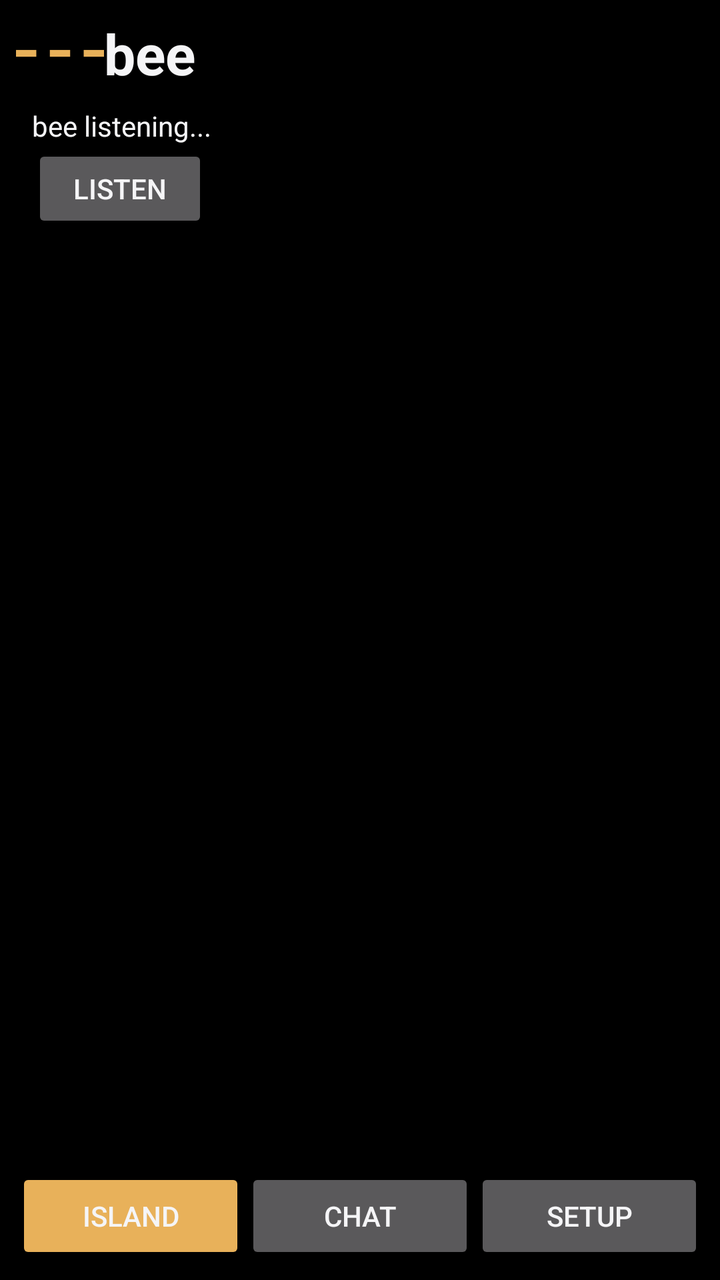
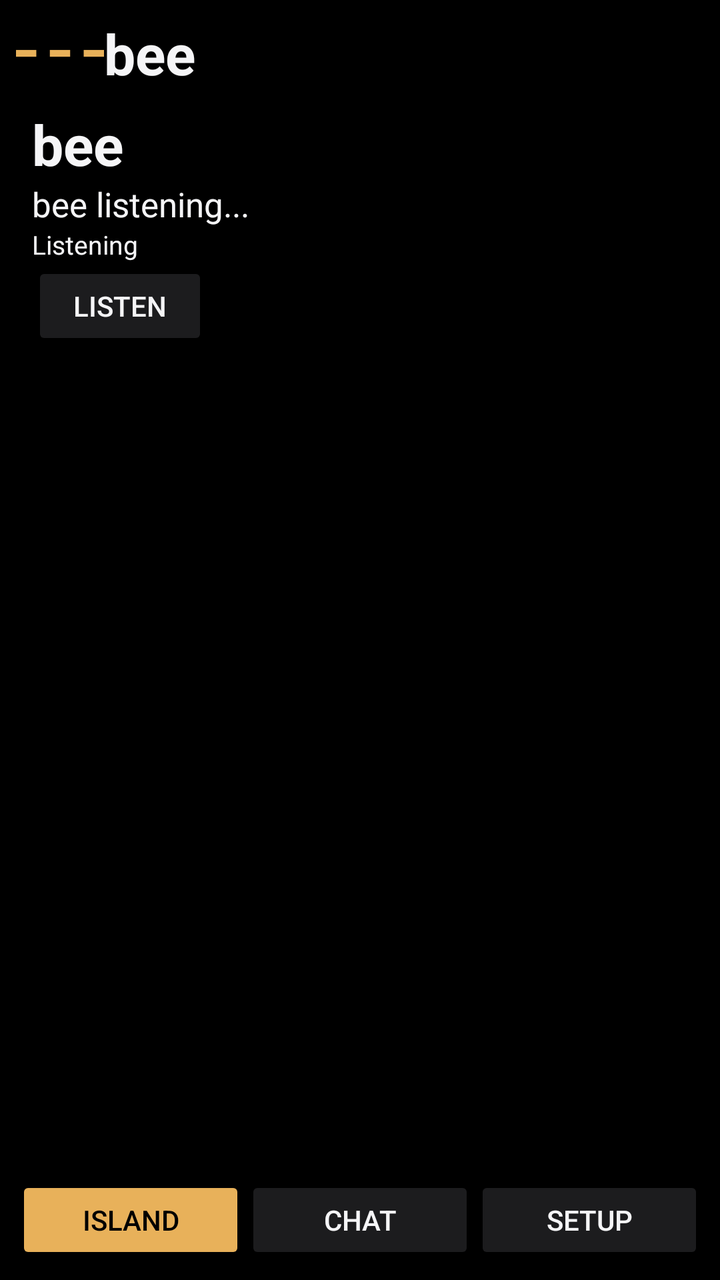

An Android layout rendered at two revisions. The XML below is the earlier revision; the diff shows what the commit changed to produce the second picture.
<!-- AndroidManifest.xml: application theme Theme.Bee -->
<!-- res/layout/activity_home.xml -->
<?xml version="1.0" encoding="utf-8"?>
<LinearLayout xmlns:android="http://schemas.android.com/apk/res/android"
    android:layout_width="match_parent"
    android:layout_height="match_parent"
    android:orientation="vertical"
    android:background="@color/bee_page"
    android:padding="8dp">

    <LinearLayout
        android:layout_width="match_parent"
        android:layout_height="wrap_content"
        android:orientation="horizontal"
        android:contentDescription="bee island mark"
        android:gravity="center_vertical">

        <ImageView
            android:id="@+id/top_pips"
            android:layout_width="44dp"
            android:layout_height="14dp"
            android:src="@drawable/island_pips"
            android:contentDescription="bee island mark" />

        <TextView
            android:id="@+id/title"
            android:layout_width="wrap_content"
            android:layout_height="wrap_content"
            android:text="bee"
            android:textSize="28sp"
            android:textColor="@color/bee_ink"
            android:textStyle="bold" />

    </LinearLayout>

    <FrameLayout
        android:id="@+id/island_page"
        android:layout_width="match_parent"
        android:layout_height="0dp"
        android:layout_weight="1"
        android:background="@color/bee_page">

        <LinearLayout
            android:layout_width="match_parent"
            android:layout_height="wrap_content"
            android:orientation="vertical"
            android:padding="8dp">

            <TextView
                android:id="@+id/island_preview"
                android:layout_width="wrap_content"
                android:layout_height="wrap_content"
                android:text="bee listening..." />

            <Button
                android:id="@+id/listen_button"
                android:layout_width="wrap_content"
                android:layout_height="wrap_content"
                android:minHeight="44dp"
                android:text="Listen" />

        </LinearLayout>

    </FrameLayout>

    <FrameLayout
        android:id="@+id/chat_page"
        android:layout_width="match_parent"
        android:layout_height="0dp"
        android:layout_weight="1"
        android:background="@color/bee_page"
        android:visibility="gone">

        <LinearLayout
            android:layout_width="match_parent"
            android:layout_height="match_parent"
            android:orientation="vertical"
            android:padding="8dp">

            <ListView
                android:id="@+id/chat_list"
                android:layout_width="match_parent"
                android:layout_height="0dp"
                android:layout_weight="1" />

            <LinearLayout
                android:id="@+id/confirm_row"
                android:layout_width="match_parent"
                android:layout_height="wrap_content"
                android:orientation="horizontal">

                <Button
                    android:id="@+id/confirm_yes"
                    android:layout_width="wrap_content"
                    android:layout_height="wrap_content"
                    android:minHeight="44dp"
                    android:text="this"
                    android:contentDescription="this" />

                <Button
                    android:id="@+id/confirm_cancel"
                    android:layout_width="wrap_content"
                    android:layout_height="wrap_content"
                    android:minHeight="44dp"
                    android:text="that"
                    android:contentDescription="that" />

            </LinearLayout>

            <LinearLayout
                android:layout_width="match_parent"
                android:layout_height="wrap_content"
                android:orientation="horizontal">

                <EditText
                    android:id="@+id/composer"
                    android:layout_width="0dp"
                    android:layout_height="wrap_content"
                    android:layout_weight="1"
                    android:hint="Ask bee" />

                <Button
                    android:id="@+id/send_button"
                    android:layout_width="wrap_content"
                    android:layout_height="wrap_content"
                    android:text="Send" />

            </LinearLayout>

        </LinearLayout>

    </FrameLayout>

    <FrameLayout
        android:id="@+id/setup_page"
        android:layout_width="match_parent"
        android:layout_height="0dp"
        android:layout_weight="1"
        android:background="@color/bee_page"
        android:visibility="gone">

        <ScrollView
            android:layout_width="match_parent"
            android:layout_height="match_parent">

            <LinearLayout
                android:layout_width="match_parent"
                android:layout_height="wrap_content"
                android:orientation="vertical"
                android:padding="8dp">

                <EditText
                    android:id="@+id/api_key"
                    android:layout_width="match_parent"
                    android:layout_height="wrap_content"
                    android:hint="paste key"
                    android:inputType="textPassword" />

                <TextView
                    android:id="@+id/masked_key"
                    android:layout_width="wrap_content"
                    android:layout_height="wrap_content"
                    android:text="****" />

                <Button
                    android:id="@+id/save_key"
                    android:layout_width="wrap_content"
                    android:layout_height="wrap_content"
                    android:text="Save" />

                <TextView
                    android:id="@+id/model_spark"
                    android:layout_width="wrap_content"
                    android:layout_height="wrap_content"
                    android:text="muse-spark-1.3" />

                <TextView
                    android:id="@+id/model_wonder"
                    android:layout_width="wrap_content"
                    android:layout_height="wrap_content"
                    android:text="muse-wonder-1.0" />

                <TextView
                    android:id="@+id/model_voice"
                    android:layout_width="wrap_content"
                    android:layout_height="wrap_content"
                    android:text="muse-voice-transcribe-1.0" />

                <Button
                    android:id="@+id/mode_sandbox"
                    android:layout_width="wrap_content"
                    android:layout_height="wrap_content"
                    android:text="Sandbox" />

                <Button
                    android:id="@+id/mode_live"
                    android:layout_width="wrap_content"
                    android:layout_height="wrap_content"
                    android:text="Live" />

                <ToggleButton
                    android:id="@+id/driving_toggle"
                    android:layout_width="wrap_content"
                    android:layout_height="wrap_content"
                    android:textOn="Driving On"
                    android:textOff="Driving Off" />

                <Button
                    android:id="@+id/play_water"
                    android:layout_width="wrap_content"
                    android:layout_height="wrap_content"
                    android:text="Play water" />

                <EditText
                    android:id="@+id/rox_host"
                    android:layout_width="match_parent"
                    android:layout_height="wrap_content"
                    android:hint="Rox host" />

                <TextView
                    android:id="@+id/enable_overlay"
                    android:layout_width="wrap_content"
                    android:layout_height="wrap_content"
                    android:minHeight="44dp"
                    android:text="Overlay" />

                <TextView
                    android:id="@+id/enable_mic"
                    android:layout_width="wrap_content"
                    android:layout_height="wrap_content"
                    android:minHeight="44dp"
                    android:text="Mic" />

                <TextView
                    android:id="@+id/enable_accessibility"
                    android:layout_width="wrap_content"
                    android:layout_height="wrap_content"
                    android:minHeight="44dp"
                    android:text="Accessibility" />

                <TextView
                    android:id="@+id/mind_status"
                    android:layout_width="wrap_content"
                    android:layout_height="wrap_content"
                    android:text="mind" />

                <TextView
                    android:layout_width="wrap_content"
                    android:layout_height="wrap_content"
                    android:text="Yes"
                    android:visibility="gone" />

                <TextView
                    android:layout_width="wrap_content"
                    android:layout_height="wrap_content"
                    android:text="Cancel"
                    android:visibility="gone" />

            </LinearLayout>

        </ScrollView>

    </FrameLayout>

    <LinearLayout
        android:id="@+id/bottom_nav"
        android:layout_width="match_parent"
        android:layout_height="wrap_content"
        android:orientation="horizontal">

        <Button
            android:id="@+id/nav_island"
            android:layout_width="0dp"
            android:layout_height="wrap_content"
            android:layout_weight="1"
            android:backgroundTint="@color/bee_honey"
            android:text="Island" />

        <Button
            android:id="@+id/nav_chat"
            android:layout_width="0dp"
            android:layout_height="wrap_content"
            android:layout_weight="1"
            android:text="Chat" />

        <Button
            android:id="@+id/nav_setup"
            android:layout_width="0dp"
            android:layout_height="wrap_content"
            android:layout_weight="1"
            android:text="Setup" />

    </LinearLayout>

</LinearLayout>
<!-- resources referenced by this layout -->
<resources>
  <color name="bee_honey">#E8B15A</color>
  <color name="bee_ink">#F5F5F7</color>
  <color name="bee_page">#000000</color>
  <!-- drawable island_pips (drawable) -->
  <?xml version="1.0" encoding="utf-8"?>
  <layer-list xmlns:android="http://schemas.android.com/apk/res/android">
      <item
          android:left="0dp"
          android:right="20dp"
          android:gravity="center">
          <shape android:shape="rectangle">
              <solid android:color="#E8B15A" />
              <size
                  android:width="6dp"
                  android:height="2dp" />
          </shape>
      </item>
      <item
          android:left="10dp"
          android:right="10dp"
          android:gravity="center">
          <shape android:shape="rectangle">
              <solid android:color="#E8B15A" />
              <size
                  android:width="6dp"
                  android:height="2dp" />
          </shape>
      </item>
      <item
          android:left="20dp"
          android:right="0dp"
          android:gravity="center">
          <shape android:shape="rectangle">
              <solid android:color="#E8B15A" />
              <size
                  android:width="6dp"
                  android:height="2dp" />
          </shape>
      </item>
  </layer-list>
  <style name="Theme.Bee" parent="Theme.AppCompat.NoActionBar">
          <item name="android:windowBackground">@color/bee_page</item>
          <item name="android:statusBarColor">@color/bee_page</item>
          <item name="android:navigationBarColor">@color/bee_page</item>
          <item name="android:windowLightStatusBar">false</item>
          <item name="android:windowLightNavigationBar">false</item>
          <item name="colorAccent">@color/bee_honey</item>
          <item name="android:textColor">@color/bee_ink</item>
      </style>
</resources>

<!-- the commit's change to res/layout/activity_home.xml (unified diff, before → after) -->
@@ -45,17 +45,38 @@
             android:padding="8dp">
 
             <TextView
-                android:id="@+id/island_preview"
+                android:id="@+id/island_title"
                 android:layout_width="wrap_content"
                 android:layout_height="wrap_content"
-                android:text="bee listening..." />
+                android:text="bee"
+                android:textSize="28sp"
+                android:textColor="@color/bee_ink"
+                android:textStyle="bold" />
+
+            <TextView
+                android:id="@+id/island_spoken"
+                android:layout_width="wrap_content"
+                android:layout_height="wrap_content"
+                android:text="bee listening..."
+                android:textSize="17sp"
+                android:textColor="@color/bee_ink" />
+
+            <TextView
+                android:id="@+id/island_state"
+                android:layout_width="wrap_content"
+                android:layout_height="wrap_content"
+                android:text="Listening"
+                android:textSize="13sp"
+                android:textColor="@color/bee_ink" />
 
             <Button
                 android:id="@+id/listen_button"
                 android:layout_width="wrap_content"
                 android:layout_height="wrap_content"
                 android:minHeight="44dp"
-                android:text="Listen" />
+                android:text="Listen"
+                android:textColor="@color/bee_ink"
+                android:backgroundTint="@color/bee_surface" />
 
         </LinearLayout>
 
@@ -85,23 +106,24 @@
                 android:id="@+id/confirm_row"
                 android:layout_width="match_parent"
                 android:layout_height="wrap_content"
-                android:orientation="horizontal">
+                android:orientation="horizontal"
+                android:visibility="gone">
 
                 <Button
                     android:id="@+id/confirm_yes"
                     android:layout_width="wrap_content"
                     android:layout_height="wrap_content"
                     android:minHeight="44dp"
-                    android:text="this"
-                    android:contentDescription="this" />
+                    android:text="Send"
+                    android:contentDescription="Send" />
 
                 <Button
                     android:id="@+id/confirm_cancel"
                     android:layout_width="wrap_content"
                     android:layout_height="wrap_content"
                     android:minHeight="44dp"
-                    android:text="that"
-                    android:contentDescription="that" />
+                    android:text="Cancel"
+                    android:contentDescription="Cancel" />
 
             </LinearLayout>
 
@@ -271,7 +293,9 @@
             android:layout_width="0dp"
             android:layout_height="wrap_content"
             android:layout_weight="1"
+            android:minHeight="44dp"
             android:backgroundTint="@color/bee_honey"
+            android:textColor="@color/bee_nav_ink"
             android:text="Island" />
 
         <Button
@@ -279,6 +303,9 @@
             android:layout_width="0dp"
             android:layout_height="wrap_content"
             android:layout_weight="1"
+            android:minHeight="44dp"
+            android:backgroundTint="@color/bee_surface"
+            android:textColor="@color/bee_ink"
             android:text="Chat" />
 
         <Button
@@ -286,6 +313,9 @@
             android:layout_width="0dp"
             android:layout_height="wrap_content"
             android:layout_weight="1"
+            android:minHeight="44dp"
+            android:backgroundTint="@color/bee_surface"
+            android:textColor="@color/bee_ink"
             android:text="Setup" />
 
     </LinearLayout>
<!-- resource entries referenced after the edit -->
@@ -2,7 +2,9 @@
 <resources>
   <color name="bee_honey">#E8B15A</color>
   <color name="bee_ink">#F5F5F7</color>
+  <color name="bee_nav_ink">#000000</color>
   <color name="bee_page">#000000</color>
+  <color name="bee_surface">#1C1C1E</color>
   <!-- drawable island_pips (drawable) -->
   <?xml version="1.0" encoding="utf-8"?>
   <layer-list xmlns:android="http://schemas.android.com/apk/res/android">
